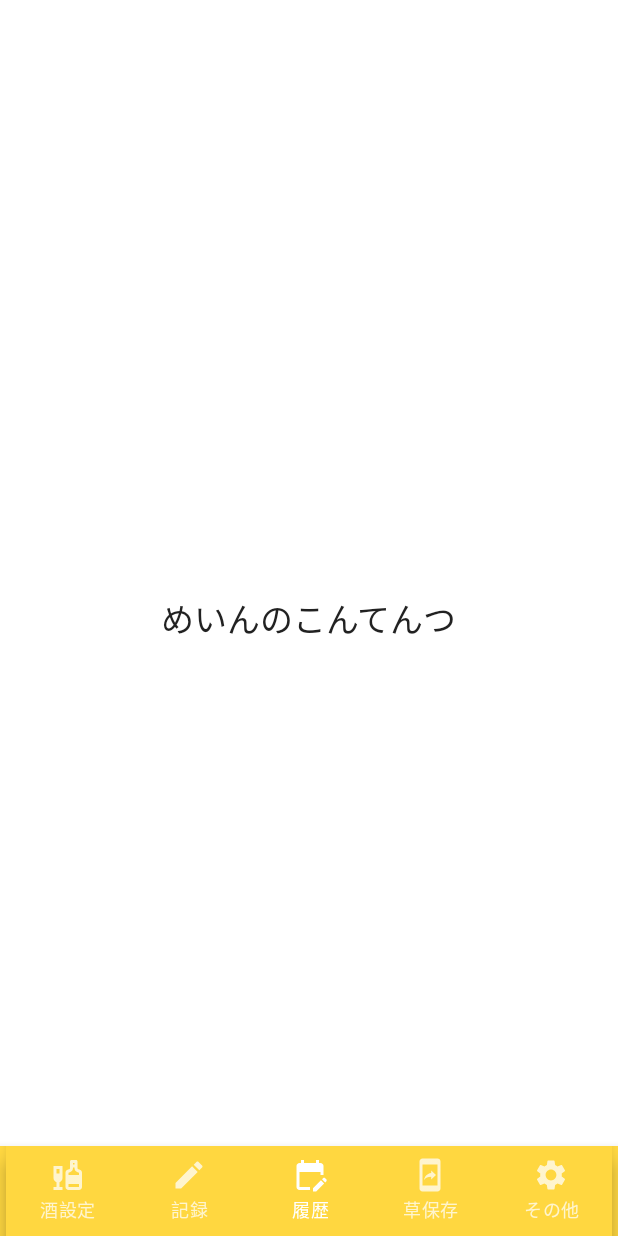
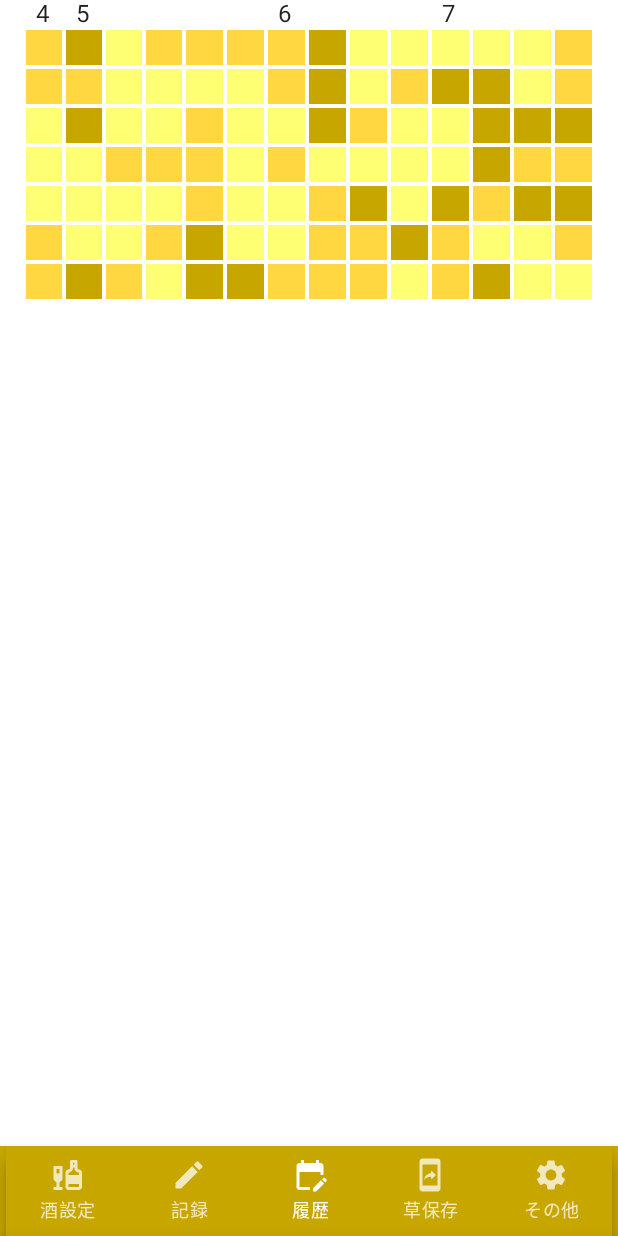
Before and after one commit to bvlion/ShutHub, an Android app built with Jetpack Compose: the screen it shows after launch (MainActivity), on a phone screen of 412 x 824 dp. Run offline under Robolectric (Android 15) with nearby library versions, the light colour scheme and no system bars; our stand-ins replace AdMob; 5 statements that could not run were skipped.

Commit message:
取り敢えずで作ったところまで…

```diff
--- a/app/src/main/java/net/ambitious/android/shuthub/MainActivity.kt
+++ b/app/src/main/java/net/ambitious/android/shuthub/MainActivity.kt
@@ -1,87 +1,61 @@
 package net.ambitious.android.shuthub
 
-import android.app.Activity
 import android.os.Bundle
 import androidx.activity.ComponentActivity
 import androidx.activity.compose.setContent
-import androidx.compose.foundation.background
-import androidx.compose.foundation.layout.Box
-import androidx.compose.foundation.layout.Column
-import androidx.compose.foundation.layout.fillMaxSize
-import androidx.compose.foundation.layout.fillMaxWidth
-import androidx.compose.foundation.layout.height
+import androidx.compose.material.ExperimentalMaterialApi
+import androidx.compose.material.Icon
+import androidx.compose.material.ListItem
 import androidx.compose.material.MaterialTheme
-import androidx.compose.material.Scaffold
+import androidx.compose.material.ModalBottomSheetLayout
+import androidx.compose.material.ModalBottomSheetValue
 import androidx.compose.material.Surface
 import androidx.compose.material.Text
+import androidx.compose.material.icons.Icons
+import androidx.compose.material.icons.filled.Favorite
+import androidx.compose.material.rememberModalBottomSheetState
 import androidx.compose.runtime.Composable
-import androidx.compose.ui.Alignment
-import androidx.compose.ui.Modifier
-import androidx.compose.ui.platform.LocalContext
-import androidx.compose.ui.res.colorResource
-import androidx.compose.ui.res.stringResource
-import androidx.compose.ui.text.font.FontFamily
-import androidx.compose.ui.tooling.preview.Preview
-import androidx.compose.ui.unit.dp
-import androidx.compose.ui.unit.sp
-import net.ambitious.android.shuthub.R.color
-import net.ambitious.android.shuthub.ui.component.AdMobComponent
-import net.ambitious.android.shuthub.ui.component.BottomComponent
+import net.ambitious.android.shuthub.ui.component.MainContent
 import net.ambitious.android.shuthub.ui.theme.Theme
+import androidx.compose.foundation.lazy.LazyColumn as LazyColumn
 
 class MainActivity : ComponentActivity() {
+  @ExperimentalMaterialApi
   override fun onCreate(savedInstanceState: Bundle?) {
     super.onCreate(savedInstanceState)
     setContent {
       Theme.ShutHubTheme {
         Surface(color = MaterialTheme.colors.background) {
-          MainContent()
+          Main()
         }
       }
     }
   }
-}
 
-@Composable
-fun MainContent(isPreview: Boolean = false) {
-  Scaffold(
-    topBar = {
-      if (isPreview) {
-        Box(
-          modifier = Modifier
-            .height(65.dp)
-            .background(colorResource(color.amber_200_back))
-            .fillMaxWidth(),
-          contentAlignment = Alignment.Center,
-        ) {
-          Text(stringResource(R.string.ad_load))
-        }
-      } else {
-        AdMobComponent.AdView(LocalContext.current as Activity)
-      }
-    },
-    content = {
-      Column {
-        Box(
-          Modifier.fillMaxSize()
-        ) {
-          Text(
-            text = "めいんのこんてんつ",
-            fontSize = 22.sp,
-            fontFamily = FontFamily.Serif,
-            modifier = Modifier.align(Alignment.Center)
-          )
+  @Composable
+  @ExperimentalMaterialApi
+  fun Main() {
+    val bottomSheetState = rememberModalBottomSheetState(ModalBottomSheetValue.Hidden)
+
+    ModalBottomSheetLayout(
+      sheetState = bottomSheetState,
+      sheetContent = {
+        LazyColumn {
+          items(25) {
+            ListItem(
+              text = { Text("Item $it") },
+              icon = {
+                Icon(
+                  Icons.Default.Favorite,
+                  contentDescription = "Localized description"
+                )
+              }
+            )
+          }
         }
       }
-    },
-    bottomBar = { BottomComponent.AppBar() }
-  )
-}
-
-@Preview(showBackground = true)
-@Composable
-fun DefaultPreview() {
-  Theme.ShutHubTheme {
-    MainContent(true)
+    ) {
+      MainContent(bottomSheetState)
+    }
   }
 }
--- a/app/src/main/java/net/ambitious/android/shuthub/ui/component/BottomComponent.kt
+++ b/app/src/main/java/net/ambitious/android/shuthub/ui/component/BottomComponent.kt
@@ -1,5 +1,6 @@
 package net.ambitious.android.shuthub.ui.component
 
+import androidx.compose.foundation.background
 import androidx.compose.foundation.layout.RowScope
 import androidx.compose.foundation.layout.fillMaxWidth
 import androidx.compose.foundation.layout.height
@@ -8,41 +9,55 @@ import androidx.compose.foundation.selection.selectableGroup
 import androidx.compose.material.BottomAppBar
 import androidx.compose.material.BottomNavigation
 import androidx.compose.material.BottomNavigationItem
+import androidx.compose.material.ExperimentalMaterialApi
 import androidx.compose.material.Icon
+import androidx.compose.material.ModalBottomSheetState
 import androidx.compose.material.Text
 import androidx.compose.runtime.Composable
 import androidx.compose.runtime.MutableState
 import androidx.compose.runtime.mutableStateOf
 import androidx.compose.runtime.remember
+import androidx.compose.runtime.rememberCoroutineScope
 import androidx.compose.ui.Modifier
+import androidx.compose.ui.res.colorResource
 import androidx.compose.ui.res.painterResource
 import androidx.compose.ui.res.stringResource
 import androidx.compose.ui.unit.dp
+import kotlinx.coroutines.launch
+import net.ambitious.android.shuthub.R
+import net.ambitious.android.shuthub.R.color
 import net.ambitious.android.shuthub.R.drawable
 import net.ambitious.android.shuthub.R.string
 
 object BottomComponent {
 
   @Composable
-  fun AppBar() {
+  @ExperimentalMaterialApi
+  fun AppBar(bottomSheetState: ModalBottomSheetState) {
     val selectedItem = remember { mutableStateOf(string.bottom_nav_history) }
+    val scope = rememberCoroutineScope()
+
     BottomAppBar(
       Modifier
         .fillMaxWidth()
         .height(60.dp),
+      backgroundColor = colorResource(R.color.amber_700),
       content = {
         BottomNavigation(
           Modifier
             .fillMaxWidth()
             .height(60.dp)
-            .selectableGroup()
+            .selectableGroup(),
+          backgroundColor = colorResource(R.color.amber_700),
         ) {
           BottomNavigationItem(
             selectedItem,
             drawable.ic_bottom_liquor,
             string.bottom_nav_liquor
           ) {
-
+            scope.launch {
+              bottomSheetState.show()
+            }
           }
           BottomNavigationItem(
             selectedItem,
--- /dev/null
+++ b/app/src/main/java/net/ambitious/android/shuthub/ui/component/GrassComponent.kt
@@ -0,0 +1,81 @@
+package net.ambitious.android.shuthub.ui.component
+
+import androidx.compose.foundation.background
+import androidx.compose.foundation.layout.Box
+import androidx.compose.foundation.layout.Row
+import androidx.compose.foundation.layout.fillMaxSize
+import androidx.compose.foundation.layout.fillMaxWidth
+import androidx.compose.foundation.layout.height
+import androidx.compose.foundation.layout.padding
+import androidx.compose.foundation.layout.width
+import androidx.compose.foundation.lazy.LazyColumn
+import androidx.compose.foundation.lazy.LazyRow
+import androidx.compose.material.ExperimentalMaterialApi
+import androidx.compose.material.Icon
+import androidx.compose.material.ListItem
+import androidx.compose.material.Text
+import androidx.compose.material.icons.Icons
+import androidx.compose.material.icons.filled.Favorite
+import androidx.compose.runtime.Composable
+import androidx.compose.ui.Modifier
+import androidx.compose.ui.graphics.Color
+import androidx.compose.ui.graphics.Color.Companion
+import androidx.compose.ui.res.colorResource
+import androidx.compose.ui.text.style.TextAlign
+import androidx.compose.ui.unit.dp
+import net.ambitious.android.shuthub.R
+import kotlin.random.Random
+
+object GrassComponent {
+  @Composable
+  @ExperimentalMaterialApi
+  fun Content() {
+    Box(
+      Modifier
+        .fillMaxSize()
+    ) {
+      LazyColumn(Modifier.padding(start = 16.dp, end = 16.dp, bottom = 64.dp)) {
+        items(8) {
+          if (it == 0) {
+            Row(Modifier.fillMaxWidth()) {
+              repeat(14) { row ->
+                when (row) {
+                  0 -> Text("4", Modifier.weight(1f).padding(start = 8.dp))
+                  1 -> Text("5", Modifier.weight(1f).padding(start = 8.dp))
+                  6 -> Text("6", Modifier.weight(1f).padding(start = 8.dp))
+                  10 -> Text("7", Modifier.weight(1f).padding(start = 8.dp))
+                  else -> Text("", Modifier.weight(1f).padding(start = 8.dp))
+                }
+              }
+            }
+            return@items
+          }
+          Row(Modifier.fillMaxWidth()) {
+            repeat(14) {
+              Box(
+                Modifier
+                  .weight(1f)
+                  .height(26.dp)
+                  .padding(1.dp)
+                  .background(Color.Gray)
+              ) {
+                Box(
+                  Modifier
+                    .fillMaxSize()
+                    .background(
+                      when (Random.nextInt(0, 3)) {
+                        0 -> colorResource(R.color.amber_200)
+                        1 -> colorResource(R.color.amber_500)
+                        2 -> colorResource(R.color.amber_700)
+                        else -> colorResource(R.color.amber_500)
+                      }
+                    )
+                )
+              }
+            }
+          }
+        }
+      }
+    }
+  }
+}
--- /dev/null
+++ b/app/src/main/java/net/ambitious/android/shuthub/ui/component/MainComponent.kt
@@ -0,0 +1,63 @@
+package net.ambitious.android.shuthub.ui.component
+
+import android.app.Activity
+import androidx.compose.foundation.background
+import androidx.compose.foundation.layout.Box
+import androidx.compose.foundation.layout.Column
+import androidx.compose.foundation.layout.fillMaxSize
+import androidx.compose.foundation.layout.fillMaxWidth
+import androidx.compose.foundation.layout.height
+import androidx.compose.material.ExperimentalMaterialApi
+import androidx.compose.material.ModalBottomSheetState
+import androidx.compose.material.ModalBottomSheetValue.Hidden
+import androidx.compose.material.Scaffold
+import androidx.compose.material.Text
+import androidx.compose.material.rememberModalBottomSheetState
+import androidx.compose.runtime.Composable
+import androidx.compose.ui.Alignment
+import androidx.compose.ui.Modifier
+import androidx.compose.ui.platform.LocalContext
+import androidx.compose.ui.res.colorResource
+import androidx.compose.ui.res.stringResource
+import androidx.compose.ui.text.font.FontFamily
+import androidx.compose.ui.tooling.preview.Preview
+import androidx.compose.ui.unit.dp
+import androidx.compose.ui.unit.sp
+import net.ambitious.android.shuthub.R.color
+import net.ambitious.android.shuthub.R.string
+import net.ambitious.android.shuthub.ui.theme.Theme
+
+@Composable
+@ExperimentalMaterialApi
+fun MainContent(bottomSheetState: ModalBottomSheetState, isPreview: Boolean = false) {
+  Scaffold(
+    topBar = {
+      if (isPreview) {
+        Box(
+          modifier = Modifier
+            .height(65.dp)
+            .background(colorResource(color.amber_200_back))
+            .fillMaxWidth(),
+          contentAlignment = Alignment.Center,
+        ) {
+          Text(stringResource(string.ad_load))
+        }
+      } else {
+        AdMobComponent.AdView(LocalContext.current as Activity)
+      }
+    },
+    content = {
+      GrassComponent.Content()
+    },
+    bottomBar = { BottomComponent.AppBar(bottomSheetState) }
+  )
+}
+
+@Preview(showBackground = true)
+@Composable
+@ExperimentalMaterialApi
+fun DefaultPreview() {
+  Theme.ShutHubTheme {
+    MainContent(rememberModalBottomSheetState(Hidden), true)
+  }
+}
--- a/build.gradle
+++ b/build.gradle
@@ -6,7 +6,7 @@ buildscript {
         mavenCentral()
     }
     dependencies {
-        classpath 'com.android.tools.build:gradle:7.0.0-rc01'
+        classpath 'com.android.tools.build:gradle:7.0.0'
         classpath "org.jetbrains.kotlin:kotlin-gradle-plugin:1.5.10"
         classpath 'com.google.gms:google-services:4.3.8'
         classpath 'com.google.firebase:firebase-crashlytics-gradle:2.7.1'
```
